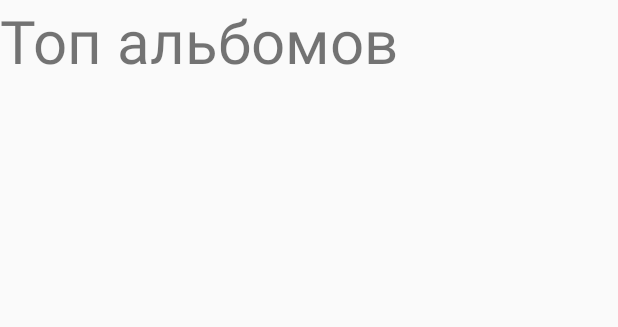
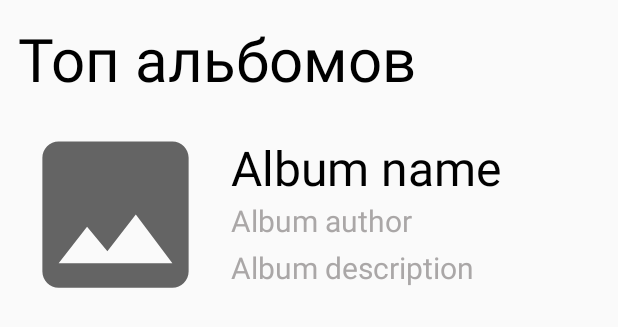
Before and after one commit to DmitryWake/EvaluationTestAndroid, an Android app: the layout fragment_main.xml on its own in the app's theme, with its tools: preview values and no code run, on a phone screen of 412 x 824 dp. Shown: the top 327 px of the screen. Run offline under Robolectric (Android 15) with nearby library versions, the phone set to English and light mode, and no system bars.

Commit message:
Create ActionBar and MainFragment.kt

```diff
--- a/app/build.gradle
+++ b/app/build.gradle
@@ -30,7 +30,6 @@ dependencies {
     implementation "org.jetbrains.kotlin:kotlin-stdlib:$kotlin_version"
     implementation 'androidx.core:core-ktx:1.3.2'
     implementation 'androidx.appcompat:appcompat:1.2.0'
-    implementation 'androidx.constraintlayout:constraintlayout:2.0.2'
     testImplementation 'junit:junit:4.13'
     androidTestImplementation 'androidx.test.ext:junit:1.1.2'
     androidTestImplementation 'androidx.test.espresso:espresso-core:3.3.0'
@@ -41,4 +40,10 @@ dependencies {
 
     //Circle Image
     implementation 'de.hdodenhof:circleimageview:3.1.0'
+
+    //required support lib modules
+    implementation "androidx.recyclerview:recyclerview:1.1.0"
+    implementation "androidx.annotation:annotation:1.1.0"
+    implementation "com.google.android.material:material:1.2.1"
+    implementation 'androidx.constraintlayout:constraintlayout:2.0.2'
 }
--- a/app/src/main/java/com/example/evaluationtestandroid/MainActivity.kt
+++ b/app/src/main/java/com/example/evaluationtestandroid/MainActivity.kt
@@ -4,7 +4,9 @@ import androidx.appcompat.app.AppCompatActivity
 import android.os.Bundle
 import androidx.appcompat.widget.Toolbar
 import com.example.evaluationtestandroid.databinding.ActivityMainBinding
+import com.example.evaluationtestandroid.screens.MainFragment
 import com.example.evaluationtestandroid.utilities.APP_ACTIVITY
+import com.example.evaluationtestandroid.utilities.replaceFragment
 
 class MainActivity : AppCompatActivity() {
 
@@ -17,7 +19,13 @@ class MainActivity : AppCompatActivity() {
         mBinding = ActivityMainBinding.inflate(layoutInflater)
         setContentView(mBinding.root)
         initFields()
+        initFunctions()
+
+    }
+
+    private fun initFunctions() {
         setSupportActionBar(mToolbar)
+        replaceFragment(MainFragment(), false)
     }
 
     private fun initFields() {
--- a/app/src/main/java/com/example/evaluationtestandroid/screens/MainFragment.kt
+++ b/app/src/main/java/com/example/evaluationtestandroid/screens/MainFragment.kt
@@ -1,7 +1,8 @@
 package com.example.evaluationtestandroid.screens
 
 import androidx.fragment.app.Fragment
+import com.example.evaluationtestandroid.R
 
-class MainFragment : Fragment() {
+class MainFragment : Fragment(R.layout.fragment_main) {
 
 }
--- /dev/null
+++ b/app/src/main/java/com/example/evaluationtestandroid/utilities/AppFunctions.kt
@@ -0,0 +1,18 @@
+package com.example.evaluationtestandroid.utilities
+
+import androidx.fragment.app.Fragment
+import com.example.evaluationtestandroid.R
+
+fun replaceFragment(fragment: Fragment, addToBackStack: Boolean = true) {
+    if (addToBackStack) {
+        APP_ACTIVITY.supportFragmentManager.beginTransaction()
+            .replace(R.id.data_container, fragment).addToBackStack(null).commit()
+        APP_ACTIVITY.supportActionBar?.setDisplayHomeAsUpEnabled(true)
+        APP_ACTIVITY.mToolbar.setNavigationOnClickListener {
+            APP_ACTIVITY.supportFragmentManager.popBackStack()
+        }
+    } else {
+        APP_ACTIVITY.supportFragmentManager.beginTransaction()
+            .replace(R.id.data_container, fragment).commit()
+    }
+}
--- /dev/null
+++ b/app/src/main/res/drawable/ic_base_image.xml
@@ -0,0 +1,10 @@
+<vector xmlns:android="http://schemas.android.com/apk/res/android"
+    android:width="24dp"
+    android:height="24dp"
+    android:viewportWidth="24"
+    android:viewportHeight="24"
+    android:tint="?attr/colorControlNormal">
+  <path
+      android:fillColor="@android:color/white"
+      android:pathData="M21,19V5c0,-1.1 -0.9,-2 -2,-2H5c-1.1,0 -2,0.9 -2,2v14c0,1.1 0.9,2 2,2h14c1.1,0 2,-0.9 2,-2zM8.5,13.5l2.5,3.01L14.5,12l4.5,6H5l3.5,-4.5z"/>
+</vector>
--- /dev/null
+++ b/app/src/main/res/layout/album_item.xml
@@ -0,0 +1,51 @@
+<?xml version="1.0" encoding="utf-8"?>
+<androidx.constraintlayout.widget.ConstraintLayout xmlns:android="http://schemas.android.com/apk/res/android"
+    android:layout_width="match_parent"
+    android:layout_height="match_parent"
+    xmlns:app="http://schemas.android.com/apk/res-auto">
+
+    <ImageView
+        android:id="@+id/album_image"
+        android:layout_width="130dp"
+        android:layout_height="130dp"
+        android:src="@drawable/ic_base_image"
+        app:layout_constraintStart_toStartOf="parent"
+        app:layout_constraintTop_toTopOf="parent"
+        android:layout_margin="@dimen/app_margin"/>
+
+    <TextView
+        android:id="@+id/album_name_text"
+        android:layout_width="wrap_content"
+        android:layout_height="wrap_content"
+        android:text="Album name"
+        android:textColor="@color/colorBlack"
+        android:textSize="32sp"
+        app:layout_constraintStart_toEndOf="@id/album_image"
+        android:layout_margin="@dimen/app_margin"
+        app:layout_constraintTop_toTopOf="@id/album_image"/>
+
+    <TextView
+        android:id="@+id/album_author_text"
+        android:layout_width="wrap_content"
+        android:layout_height="wrap_content"
+        android:text="Album author"
+        android:textColor="@color/colorGreyDark"
+        android:textSize="20sp"
+        android:layout_marginStart="@dimen/app_margin"
+        app:layout_constraintStart_toEndOf="@id/album_image"
+        app:layout_constraintTop_toBottomOf="@id/album_name_text"/>
+
+    <TextView
+        android:id="@+id/album_description_text"
+        android:layout_width="wrap_content"
+        android:layout_height="wrap_content"
+        android:text="Album description"
+        android:textColor="@color/colorGreyDark"
+        android:textSize="20sp"
+        android:layout_marginStart="@dimen/app_margin"
+        android:layout_marginBottom="@dimen/app_margin"
+        app:layout_constraintStart_toEndOf="@id/album_image"
+        app:layout_constraintTop_toBottomOf="@id/album_author_text"
+        app:layout_constraintBottom_toBottomOf="@id/album_image"/>
+
+</androidx.constraintlayout.widget.ConstraintLayout>
--- a/app/src/main/res/layout/fragment_main.xml
+++ b/app/src/main/res/layout/fragment_main.xml
@@ -1,18 +1,30 @@
 <?xml version="1.0" encoding="utf-8"?>
 <androidx.constraintlayout.widget.ConstraintLayout xmlns:android="http://schemas.android.com/apk/res/android"
+    xmlns:app="http://schemas.android.com/apk/res-auto"
     xmlns:tools="http://schemas.android.com/tools"
     android:layout_width="match_parent"
     android:layout_height="match_parent"
-    xmlns:app="http://schemas.android.com/apk/res-auto"
     tools:context=".screens.MainFragment">
 
     <TextView
         android:id="@+id/main_text"
         android:layout_width="wrap_content"
         android:layout_height="wrap_content"
+        android:layout_margin="@dimen/app_margin"
+        android:text="Топ альбомов"
+        android:textColor="@color/colorBlack"
+        android:textSize="40sp"
         app:layout_constraintStart_toStartOf="parent"
-        app:layout_constraintTop_toTopOf="parent"
-        android:textSize="40sp"
-        android:text="Топ альбомов" />
+        app:layout_constraintTop_toTopOf="parent" />
+
+    <androidx.recyclerview.widget.RecyclerView
+        android:id="@+id/albums_recycler_view"
+        android:layout_width="match_parent"
+        android:layout_height="0dp"
+        app:layoutManager="androidx.recyclerview.widget.LinearLayoutManager"
+        app:layout_constraintEnd_toEndOf="parent"
+        app:layout_constraintStart_toStartOf="parent"
+        app:layout_constraintTop_toBottomOf="@id/main_text"
+        tools:listitem="@layout/album_item" />
 
 </androidx.constraintlayout.widget.ConstraintLayout>
--- a/app/src/main/res/values/colors.xml
+++ b/app/src/main/res/values/colors.xml
@@ -4,4 +4,6 @@
     <color name="colorPrimaryDark">#3700B3</color>
     <color name="colorAccent">#FFFFFF</color>
     <color name="colorGrey">#E1DCDC</color>
+    <color name="colorGreyDark">#AAA7A7</color>
+    <color name="colorBlack">#000000</color>
 </resources>
--- a/app/src/main/res/values/dimens.xml
+++ b/app/src/main/res/values/dimens.xml
@@ -1,4 +1,5 @@
 <?xml version="1.0" encoding="utf-8"?>
 <resources>
     <dimen name="app_small_margin">10dp</dimen>
+    <dimen name="app_margin">12dp</dimen>
 </resources>
```
